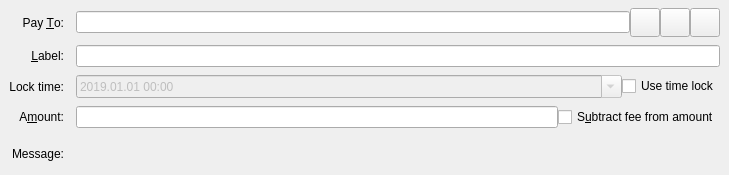
Qt form src/qt/forms/sendcoinsentry.ui (PaladeumBlockchain/Paladeum) before a commit.
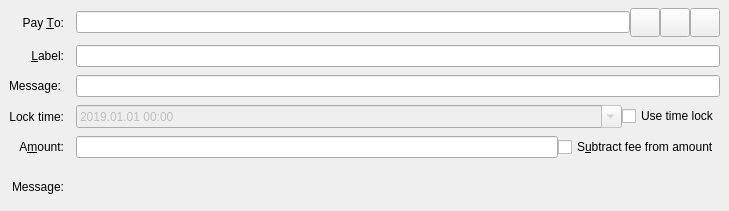
The same form after that commit. Icons and pictures are not drawn. Custom widgets are drawn as their Qt base class.

Diff of the .ui file:
```diff
--- a/src/qt/forms/sendcoinsentry.ui
+++ b/src/qt/forms/sendcoinsentry.ui
@@ -7,7 +7,7 @@
     <x>0</x>
     <y>0</y>
     <width>729</width>
-    <height>175</height>
+    <height>211</height>
    </rect>
   </property>
   <property name="focusPolicy">
@@ -36,65 +36,6 @@
     <property name="verticalSpacing">
      <number>8</number>
     </property>
-    <item row="3" column="0">
-     <widget class="QLabel" name="amountLabel">
-      <property name="text">
-       <string>A&amp;mount:</string>
-      </property>
-      <property name="alignment">
-       <set>Qt::AlignRight|Qt::AlignTrailing|Qt::AlignVCenter</set>
-      </property>
-      <property name="buddy">
-       <cstring>payAmount</cstring>
-      </property>
-     </widget>
-    </item>
-    <item row="4" column="0">
-     <widget class="QLabel" name="messageLabel">
-      <property name="text">
-       <string>Message:</string>
-      </property>
-      <property name="alignment">
-       <set>Qt::AlignRight|Qt::AlignTrailing|Qt::AlignVCenter</set>
-      </property>
-     </widget>
-    </item>
-    <item row="2" column="0">
-     <widget class="QLabel" name="lockTimeLabel">
-      <property name="text">
-       <string>Lock time:</string>
-      </property>
-      <property name="alignment">
-       <set>Qt::AlignRight|Qt::AlignTrailing|Qt::AlignVCenter</set>
-      </property>
-      <property name="buddy">
-       <cstring>coinLockTimeLabel</cstring>
-      </property>
-     </widget>
-    </item>
-    <item row="0" column="0">
-     <widget class="QLabel" name="payToLabel">
-      <property name="text">
-       <string>Pay &amp;To:</string>
-      </property>
-      <property name="alignment">
-       <set>Qt::AlignRight|Qt::AlignTrailing|Qt::AlignVCenter</set>
-      </property>
-      <property name="buddy">
-       <cstring>payTo</cstring>
-      </property>
-     </widget>
-    </item>
-    <item row="4" column="2">
-     <widget class="QLabel" name="messageTextLabel">
-      <property name="toolTip">
-       <string>A message that was attached to the yona: URI which will be stored with the transaction for your reference. Note: This message will not be sent over the Yona network.</string>
-      </property>
-      <property name="textFormat">
-       <enum>Qt::PlainText</enum>
-      </property>
-     </widget>
-    </item>
     <item row="1" column="2">
      <widget class="QLineEdit" name="addAsLabel">
       <property name="toolTip">
@@ -102,16 +43,16 @@
       </property>
      </widget>
     </item>
-    <item row="1" column="0">
-     <widget class="QLabel" name="labellLabel">
+    <item row="0" column="0">
+     <widget class="QLabel" name="payToLabel">
       <property name="text">
-       <string>&amp;Label:</string>
+       <string>Pay &amp;To:</string>
       </property>
       <property name="alignment">
        <set>Qt::AlignRight|Qt::AlignTrailing|Qt::AlignVCenter</set>
       </property>
       <property name="buddy">
-       <cstring>addAsLabel</cstring>
+       <cstring>payTo</cstring>
       </property>
      </widget>
     </item>
@@ -195,24 +136,17 @@
       </item>
      </layout>
     </item>
+    <item row="5" column="0">
+     <widget class="QLabel" name="messageLabel">
+      <property name="text">
+       <string>Message:</string>
+      </property>
+      <property name="alignment">
+       <set>Qt::AlignRight|Qt::AlignTrailing|Qt::AlignVCenter</set>
+      </property>
+     </widget>
+    </item>
     <item row="3" column="2">
-     <layout class="QHBoxLayout" name="horizontalLayoutAmount" stretch="0,0">
-      <item>
-       <widget class="YonaAmountField" name="payAmount"/>
-      </item>
-      <item>
-       <widget class="QCheckBox" name="checkboxSubtractFeeFromAmount">
-        <property name="toolTip">
-         <string>The fee will be deducted from the amount being sent. The recipient will receive less YONA than you enter in the amount field. If multiple recipients are selected, the fee is split equally.</string>
-        </property>
-        <property name="text">
-         <string>S&amp;ubtract fee from amount</string>
-        </property>
-       </widget>
-      </item>
-     </layout>
-    </item>
-    <item row="2" column="2">
      <layout class="QHBoxLayout" name="horizontalLayout_9">
       <item>
        <widget class="QDateTimeEdit" name="coinLockTime">
@@ -265,6 +199,86 @@
       </item>
      </layout>
     </item>
+    <item row="4" column="0">
+     <widget class="QLabel" name="amountLabel">
+      <property name="text">
+       <string>A&amp;mount:</string>
+      </property>
+      <property name="alignment">
+       <set>Qt::AlignRight|Qt::AlignTrailing|Qt::AlignVCenter</set>
+      </property>
+      <property name="buddy">
+       <cstring>payAmount</cstring>
+      </property>
+     </widget>
+    </item>
+    <item row="2" column="0">
+     <widget class="QLabel" name="txMessageLabel">
+      <property name="text">
+       <string>Message:</string>
+      </property>
+     </widget>
+    </item>
+    <item row="5" column="2">
+     <widget class="QLabel" name="messageTextLabel">
+      <property name="toolTip">
+       <string>A message that was attached to the yona: URI which will be stored with the transaction for your reference. Note: This message will not be sent over the Yona network.</string>
+      </property>
+      <property name="textFormat">
+       <enum>Qt::PlainText</enum>
+      </property>
+     </widget>
+    </item>
+    <item row="1" column="0">
+     <widget class="QLabel" name="labellLabel">
+      <property name="text">
+       <string>&amp;Label:</string>
+      </property>
+      <property name="alignment">
+       <set>Qt::AlignRight|Qt::AlignTrailing|Qt::AlignVCenter</set>
+      </property>
+      <property name="buddy">
+       <cstring>addAsLabel</cstring>
+      </property>
+     </widget>
+    </item>
+    <item row="4" column="2">
+     <layout class="QHBoxLayout" name="horizontalLayoutAmount" stretch="0,0">
+      <item>
+       <widget class="YonaAmountField" name="payAmount"/>
+      </item>
+      <item>
+       <widget class="QCheckBox" name="checkboxSubtractFeeFromAmount">
+        <property name="toolTip">
+         <string>The fee will be deducted from the amount being sent. The recipient will receive less YONA than you enter in the amount field. If multiple recipients are selected, the fee is split equally.</string>
+        </property>
+        <property name="text">
+         <string>S&amp;ubtract fee from amount</string>
+        </property>
+       </widget>
+      </item>
+     </layout>
+    </item>
+    <item row="3" column="0">
+     <widget class="QLabel" name="lockTimeLabel">
+      <property name="text">
+       <string>Lock time:</string>
+      </property>
+      <property name="alignment">
+       <set>Qt::AlignRight|Qt::AlignTrailing|Qt::AlignVCenter</set>
+      </property>
+      <property name="buddy">
+       <cstring>coinLockTimeLabel</cstring>
+      </property>
+     </widget>
+    </item>
+    <item row="2" column="2">
+     <widget class="QLineEdit" name="txMessageEdit">
+      <property name="maxLength">
+       <number>120</number>
+      </property>
+     </widget>
+    </item>
    </layout>
   </widget>
   <widget class="QFrame" name="SendCoins_UnauthenticatedPaymentRequest">
@@ -406,6 +420,15 @@
         </color>
        </brush>
       </colorrole>
+      <colorrole role="PlaceholderText">
+       <brush brushstyle="NoBrush">
+        <color alpha="128">
+         <red>0</red>
+         <green>0</green>
+         <blue>0</blue>
+        </color>
+       </brush>
+      </colorrole>
      </active>
      <inactive>
       <colorrole role="WindowText">
@@ -543,6 +566,15 @@
         </color>
        </brush>
       </colorrole>
+      <colorrole role="PlaceholderText">
+       <brush brushstyle="NoBrush">
+        <color alpha="128">
+         <red>0</red>
+         <green>0</green>
+         <blue>0</blue>
+        </color>
+       </brush>
+      </colorrole>
      </inactive>
      <disabled>
       <colorrole role="WindowText">
@@ -680,6 +712,15 @@
         </color>
        </brush>
       </colorrole>
+      <colorrole role="PlaceholderText">
+       <brush brushstyle="NoBrush">
+        <color alpha="128">
+         <red>0</red>
+         <green>0</green>
+         <blue>0</blue>
+        </color>
+       </brush>
+      </colorrole>
      </disabled>
     </palette>
    </property>
@@ -917,6 +958,15 @@
         </color>
        </brush>
       </colorrole>
+      <colorrole role="PlaceholderText">
+       <brush brushstyle="NoBrush">
+        <color alpha="128">
+         <red>0</red>
+         <green>0</green>
+         <blue>0</blue>
+        </color>
+       </brush>
+      </colorrole>
      </active>
      <inactive>
       <colorrole role="WindowText">
@@ -1063,6 +1113,15 @@
         </color>
        </brush>
       </colorrole>
+      <colorrole role="PlaceholderText">
+       <brush brushstyle="NoBrush">
+        <color alpha="128">
+         <red>0</red>
+         <green>0</green>
+         <blue>0</blue>
+        </color>
+       </brush>
+      </colorrole>
      </inactive>
      <disabled>
       <colorrole role="WindowText">
@@ -1209,6 +1268,15 @@
         </color>
        </brush>
       </colorrole>
+      <colorrole role="PlaceholderText">
+       <brush brushstyle="NoBrush">
+        <color alpha="128">
+         <red>0</red>
+         <green>0</green>
+         <blue>0</blue>
+        </color>
+       </brush>
+      </colorrole>
      </disabled>
     </palette>
    </property>
```
